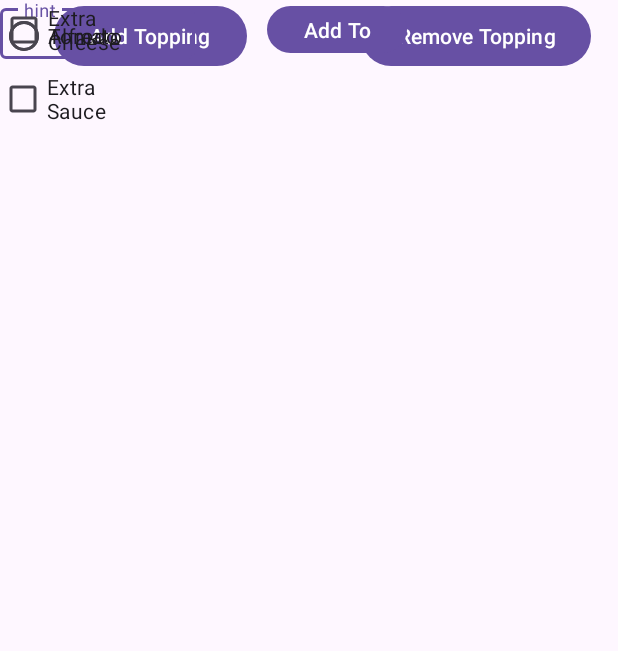
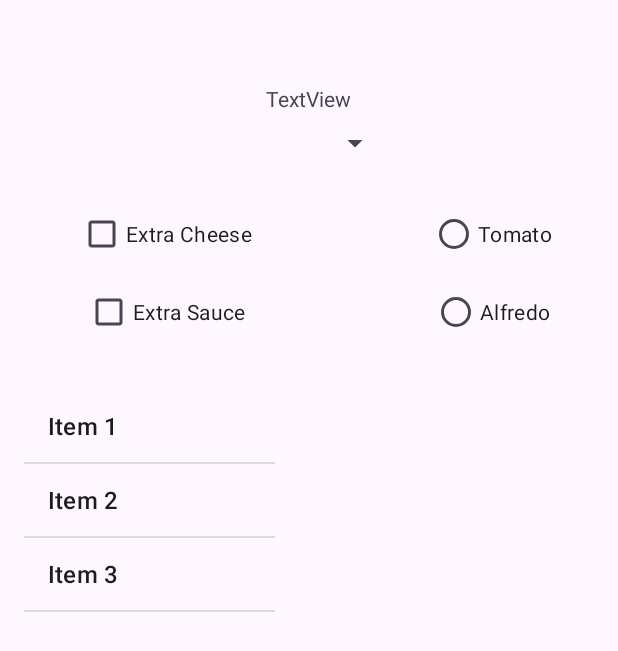
Before and after one commit to TherealZain/project5, an Android app: the BYOActivity screen opened directly, with no data from a screen before it, on a phone screen of 412 x 824 dp. Shown: the top 651 px of the screen. Run offline under Robolectric (Android 15) with nearby library versions, the phone set to English and light mode, and no system bars.

Commit message:
Designed Build Your Own activity

```diff
--- a/app/src/main/java/com/example/project5/BYOActivity.java
+++ b/app/src/main/java/com/example/project5/BYOActivity.java
@@ -1,8 +1,14 @@
 package com.example.project5;
 
 import android.os.Bundle;
+import android.widget.ArrayAdapter;
+import android.widget.ListView;
+import android.widget.Spinner;
 
 import androidx.appcompat.app.AppCompatActivity;
+
+import java.util.ArrayList;
+import java.util.List;
 
 public class BYOActivity extends AppCompatActivity {
 
@@ -10,5 +16,16 @@ public class BYOActivity extends AppCompatActivity {
     protected void onCreate(Bundle savedInstanceState) {
         super.onCreate(savedInstanceState);
         setContentView(R.layout.activity_byo);
+        setUpSpinner();
+    }
+
+    private void setUpSpinner(){
+        ListView listView = findViewById(R.id.addToppings);
+        ArrayList<String> items = new ArrayList<>();
+        items.add("Item 1");
+        items.add("Item 2");
+        items.add("Item 3");
+        ArrayAdapter<String> adapter = new ArrayAdapter<>(this, android.R.layout.simple_list_item_1, items);
+        listView.setAdapter(adapter);
     }
 }
--- a/app/src/main/res/layout/activity_byo.xml
+++ b/app/src/main/res/layout/activity_byo.xml
@@ -5,139 +5,95 @@
     android:layout_width="match_parent"
     android:layout_height="match_parent">
 
-    <ListView
-        android:layout_width="171dp"
-        android:layout_height="271dp"
-        android:layout_marginStart="16dp"
-        android:layout_marginBottom="44dp"
-        app:layout_constraintBottom_toTopOf="@+id/textInputLayout"
-        app:layout_constraintEnd_toStartOf="@+id/_dynamic"
-        app:layout_constraintHorizontal_bias="0.0"
-        app:layout_constraintStart_toStartOf="parent"
-        app:layout_constraintTop_toBottomOf="@+id/button"
-        app:layout_constraintVertical_bias="1.0" />
-
-    <ListView
-        android:layout_width="167dp"
-        android:layout_height="268dp"
-        android:layout_marginBottom="44dp"
-        app:layout_constraintBottom_toTopOf="@+id/button3"
-        app:layout_constraintTop_toBottomOf="@+id/button2"
-        app:layout_constraintVertical_bias="1.0"
-        tools:layout_editor_absoluteX="228dp" />
-
-    <Button
-        android:id="@+id/button"
-        android:layout_width="wrap_content"
-        android:layout_height="wrap_content"
-        android:layout_marginStart="36dp"
-        android:text="Add Topping"
-        app:layout_constraintStart_toStartOf="parent"
-        tools:layout_editor_absoluteY="215dp" />
-
-    <Button
-        android:id="@+id/button2"
-        android:layout_width="wrap_content"
-        android:layout_height="wrap_content"
-        android:layout_marginStart="56dp"
-        android:text="Remove Topping"
-        app:layout_constraintEnd_toEndOf="parent"
-        app:layout_constraintHorizontal_bias="0.529"
-        app:layout_constraintStart_toEndOf="@+id/button"
-        tools:layout_editor_absoluteY="215dp" />
-
-    <com.google.android.material.textfield.TextInputLayout
-        android:id="@+id/textInputLayout"
-        android:layout_width="130dp"
-        android:layout_height="39dp"
-        tools:layout_editor_absoluteX="74dp"
-        tools:layout_editor_absoluteY="596dp">
-
-        <com.google.android.material.textfield.TextInputEditText
-            android:layout_width="match_parent"
-            android:layout_height="wrap_content"
-            android:hint="hint" />
-    </com.google.android.material.textfield.TextInputLayout>
-
-    <Button
-        android:id="@+id/button3"
-        android:layout_width="93dp"
-        android:layout_height="39dp"
-        android:layout_marginStart="48dp"
-        android:text="Add To Order"
-        app:layout_constraintStart_toEndOf="@+id/textInputLayout"
-        tools:layout_editor_absoluteY="596dp" />
-
-    <CheckBox
-        android:id="@+id/checkBox"
-        android:layout_width="102dp"
-        android:layout_height="40dp"
-        android:text="Extra Cheese"
-        tools:layout_editor_absoluteX="268dp"
-        tools:layout_editor_absoluteY="62dp" />
-
-    <CheckBox
-        android:id="@+id/checkBox2"
-        android:layout_width="103dp"
-        android:layout_height="36dp"
-        android:layout_marginTop="8dp"
-        android:text="Extra Sauce"
-        app:layout_constraintEnd_toEndOf="@+id/checkBox"
-        app:layout_constraintTop_toBottomOf="@+id/checkBox" />
-
-    <TextView
-        android:id="@+id/textView7"
-        android:layout_width="119dp"
-        android:layout_height="27dp"
-        android:layout_marginStart="48dp"
-        android:layout_marginBottom="8dp"
-        android:text="Size"
-        android:textAlignment="center"
-        android:textSize="20sp"
-        app:layout_constraintBottom_toTopOf="@+id/spinner"
-        app:layout_constraintEnd_toStartOf="@+id/checkBox"
-        app:layout_constraintHorizontal_bias="0.009"
-        app:layout_constraintStart_toStartOf="parent"
-        app:layout_constraintTop_toTopOf="parent"
-        app:layout_constraintVertical_bias="0.974" />
-
-    <Spinner
-        android:id="@+id/spinner"
-        android:layout_width="119dp"
-        android:layout_height="31dp"
-        android:layout_marginStart="40dp"
-        android:layout_marginBottom="72dp"
-        app:layout_constraintBottom_toTopOf="@+id/button"
-        app:layout_constraintEnd_toStartOf="@+id/checkBox2"
-        app:layout_constraintHorizontal_bias="0.092"
-        app:layout_constraintStart_toStartOf="parent" />
-
     <RadioGroup
+        android:id="@+id/radioGroup2"
         android:layout_width="wrap_content"
         android:layout_height="wrap_content"
         tools:layout_editor_absoluteX="118dp"
         tools:layout_editor_absoluteY="178dp" />
 
-    <RadioButton
-        android:id="@+id/radioButton2"
+    <RadioGroup
+        android:id="@+id/radioGroup4"
         android:layout_width="wrap_content"
         android:layout_height="wrap_content"
-        android:text="Tomato"
-        tools:layout_editor_absoluteX="49dp"
-        tools:layout_editor_absoluteY="158dp" />
+        tools:layout_editor_absoluteX="146dp"
+        tools:layout_editor_absoluteY="181dp" />
 
-    <RadioGroup
+    <TextView
+        android:id="@+id/textView8"
         android:layout_width="wrap_content"
         android:layout_height="wrap_content"
-        app:layout_constraintEnd_toEndOf="@+id/radioButton2"
-        tools:layout_editor_absoluteY="181dp" />
+        android:layout_marginTop="56dp"
+        android:text="TextView"
+        app:layout_constraintEnd_toEndOf="@+id/spinner2"
+        app:layout_constraintHorizontal_bias="0.49"
+        app:layout_constraintStart_toStartOf="@+id/spinner2"
+        app:layout_constraintTop_toTopOf="parent" />
+
+    <Spinner
+        android:id="@+id/spinner2"
+        android:layout_width="109dp"
+        android:layout_height="24dp"
+        android:layout_marginTop="8dp"
+        app:layout_constraintEnd_toEndOf="parent"
+        app:layout_constraintStart_toStartOf="parent"
+        app:layout_constraintTop_toBottomOf="@+id/textView8" />
+
+    <ListView
+        android:id="@+id/addToppings"
+        android:layout_width="167dp"
+        android:layout_height="311dp"
+        android:layout_marginStart="16dp"
+        android:layout_marginTop="28dp"
+        app:layout_constraintStart_toStartOf="parent"
+        app:layout_constraintTop_toBottomOf="@+id/checkBox4" />
+
+    <CheckBox
+        android:id="@+id/checkBox3"
+        android:layout_width="wrap_content"
+        android:layout_height="wrap_content"
+        android:layout_marginStart="52dp"
+        android:layout_marginTop="132dp"
+        android:text="Extra Cheese"
+        app:layout_constraintStart_toStartOf="parent"
+        app:layout_constraintTop_toTopOf="parent" />
+
+    <CheckBox
+        android:id="@+id/checkBox4"
+        android:layout_width="wrap_content"
+        android:layout_height="wrap_content"
+        android:layout_marginTop="4dp"
+        android:text="Extra Sauce"
+        app:layout_constraintEnd_toEndOf="@+id/checkBox3"
+        app:layout_constraintStart_toStartOf="@+id/checkBox3"
+        app:layout_constraintTop_toBottomOf="@+id/checkBox3" />
 
     <RadioButton
-        android:id="@+id/radioButton3"
+        android:id="@+id/radioButton4"
         android:layout_width="wrap_content"
         android:layout_height="wrap_content"
+        android:layout_marginTop="132dp"
+        android:layout_marginEnd="44dp"
+        android:text="Tomato"
+        app:layout_constraintEnd_toEndOf="parent"
+        app:layout_constraintTop_toTopOf="parent" />
+
+    <RadioButton
+        android:id="@+id/radioButton5"
+        android:layout_width="wrap_content"
+        android:layout_height="wrap_content"
+        android:layout_marginTop="4dp"
         android:text="Alfredo"
-        tools:layout_editor_absoluteX="255dp"
-        tools:layout_editor_absoluteY="161dp" />
+        app:layout_constraintEnd_toEndOf="@+id/radioButton4"
+        app:layout_constraintStart_toStartOf="@+id/radioButton4"
+        app:layout_constraintTop_toBottomOf="@+id/radioButton4" />
+
+    <ListView
+        android:layout_width="167dp"
+        android:layout_height="311dp"
+        android:layout_marginTop="28dp"
+        android:layout_marginEnd="16dp"
+        app:layout_constraintEnd_toEndOf="parent"
+        app:layout_constraintTop_toBottomOf="@+id/radioButton5" />
 
 </androidx.constraintlayout.widget.ConstraintLayout>
```
